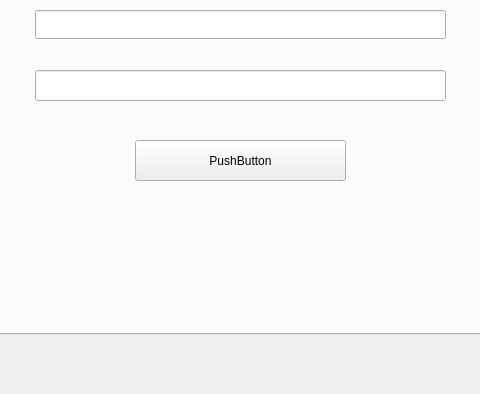
lincolnfz/vncc, file mainwindow.ui: the form before one commit; both pictures show x 137 to 617 and y 206 to 600 of the 800 by 600 pixel window.
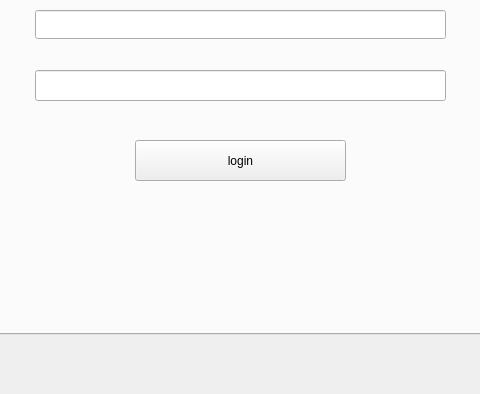
The form after the commit.

```diff
--- a/mainwindow.ui
+++ b/mainwindow.ui
@@ -73,7 +73,7 @@
          </rect>
         </property>
         <property name="text">
-         <string>PushButton</string>
+         <string>login</string>
         </property>
        </widget>
       </widget>
```
Left out of the diff: 2 changed lines with no effect on the pictures.
